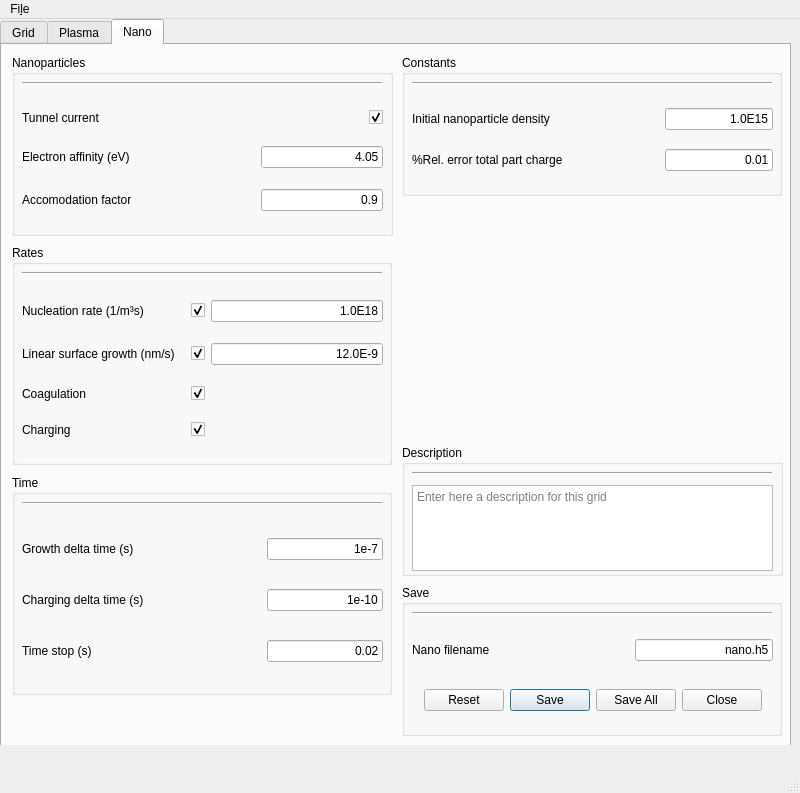
First picture: the form in ndust/ndust.ui, repository caos21/ndust, before the edit.
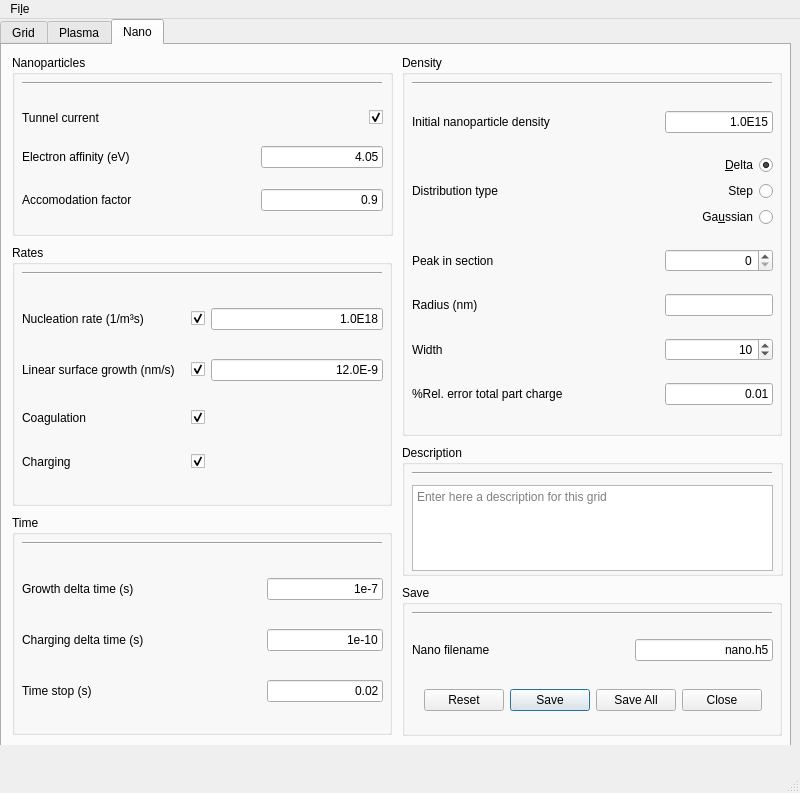
Second picture: the form after the edit. The open tabs and pages were chosen to show the change.

```diff
--- a/ndust/ndust.ui
+++ b/ndust/ndust.ui
@@ -1610,7 +1610,7 @@
            <x>10</x>
            <y>200</y>
            <width>380</width>
-           <height>220</height>
+           <height>261</height>
           </rect>
          </property>
          <property name="title">
@@ -1622,7 +1622,7 @@
             <x>10</x>
             <y>40</y>
             <width>361</width>
-            <height>171</height>
+            <height>211</height>
            </rect>
           </property>
           <layout class="QGridLayout" name="gridLayout_4">
@@ -1737,7 +1737,7 @@
          <property name="geometry">
           <rect>
            <x>10</x>
-           <y>430</y>
+           <y>470</y>
            <width>380</width>
            <height>220</height>
           </rect>
@@ -1937,11 +1937,11 @@
            <x>400</x>
            <y>10</y>
            <width>380</width>
-           <height>141</height>
+           <height>381</height>
           </rect>
          </property>
          <property name="title">
-          <string>Constants</string>
+          <string>Density</string>
          </property>
          <widget class="QWidget" name="gridLayoutWidget_7">
           <property name="geometry">
@@ -1949,11 +1949,49 @@
             <x>10</x>
             <y>40</y>
             <width>361</width>
-            <height>91</height>
+            <height>331</height>
            </rect>
           </property>
           <layout class="QGridLayout" name="gridLayout_7">
-           <item row="1" column="0">
+           <item row="4" column="2">
+            <widget class="QSpinBox" name="spinBox_width">
+             <property name="alignment">
+              <set>Qt::AlignRight|Qt::AlignTrailing|Qt::AlignVCenter</set>
+             </property>
+             <property name="minimum">
+              <number>0</number>
+             </property>
+             <property name="maximum">
+              <number>250</number>
+             </property>
+             <property name="singleStep">
+              <number>1</number>
+             </property>
+             <property name="value">
+              <number>10</number>
+             </property>
+            </widget>
+           </item>
+           <item row="2" column="2">
+            <widget class="QSpinBox" name="spinBox_peakpos">
+             <property name="alignment">
+              <set>Qt::AlignRight|Qt::AlignTrailing|Qt::AlignVCenter</set>
+             </property>
+             <property name="minimum">
+              <number>0</number>
+             </property>
+             <property name="maximum">
+              <number>250</number>
+             </property>
+             <property name="singleStep">
+              <number>1</number>
+             </property>
+             <property name="value">
+              <number>0</number>
+             </property>
+            </widget>
+           </item>
+           <item row="5" column="0">
             <widget class="QLabel" name="label_qtol">
              <property name="text">
               <string>%Rel. error total part charge</string>
@@ -1967,7 +2005,7 @@
              </property>
             </widget>
            </item>
-           <item row="1" column="2">
+           <item row="5" column="2">
             <widget class="QLineEdit" name="lineEdit_qtol">
              <property name="text">
               <string>0.01</string>
@@ -2000,6 +2038,90 @@
              </property>
             </spacer>
            </item>
+           <item row="1" column="0">
+            <widget class="QLabel" name="label_distribution">
+             <property name="text">
+              <string>Distribution type</string>
+             </property>
+            </widget>
+           </item>
+           <item row="4" column="0">
+            <widget class="QLabel" name="label_width">
+             <property name="text">
+              <string>Width</string>
+             </property>
+            </widget>
+           </item>
+           <item row="1" column="2">
+            <layout class="QGridLayout" name="gridLayout_21">
+             <item row="0" column="0">
+              <widget class="QRadioButton" name="radioButton_delta">
+               <property name="layoutDirection">
+                <enum>Qt::RightToLeft</enum>
+               </property>
+               <property name="text">
+                <string>&amp;Delta</string>
+               </property>
+               <property name="checked">
+                <bool>true</bool>
+               </property>
+              </widget>
+             </item>
+             <item row="1" column="0">
+              <widget class="QRadioButton" name="radioButton_step">
+               <property name="layoutDirection">
+                <enum>Qt::RightToLeft</enum>
+               </property>
+               <property name="text">
+                <string>Step</string>
+               </property>
+              </widget>
+             </item>
+             <item row="2" column="0">
+              <widget class="QRadioButton" name="radioButton_gaussian">
+               <property name="layoutDirection">
+                <enum>Qt::RightToLeft</enum>
+               </property>
+               <property name="text">
+                <string>Ga&amp;ussian</string>
+               </property>
+              </widget>
+             </item>
+            </layout>
+           </item>
+           <item row="2" column="0">
+            <widget class="QLabel" name="label_peakpos">
+             <property name="text">
+              <string>Peak in section</string>
+             </property>
+            </widget>
+           </item>
+           <item row="3" column="0">
+            <widget class="QLabel" name="label_radius">
+             <property name="toolTip">
+              <string>Minimum mean radius</string>
+             </property>
+             <property name="text">
+              <string>Radius (nm)</string>
+             </property>
+            </widget>
+           </item>
+           <item row="3" column="2">
+            <widget class="QLineEdit" name="lineEdit_radius">
+             <property name="toolTip">
+              <string>Minimum mean radius</string>
+             </property>
+             <property name="text">
+              <string/>
+             </property>
+             <property name="alignment">
+              <set>Qt::AlignRight|Qt::AlignTrailing|Qt::AlignVCenter</set>
+             </property>
+             <property name="readOnly">
+              <bool>true</bool>
+             </property>
+            </widget>
+           </item>
           </layout>
          </widget>
          <widget class="Line" name="line_7">
```
Left out of the diff: 6 changed lines with no effect on the pictures.
